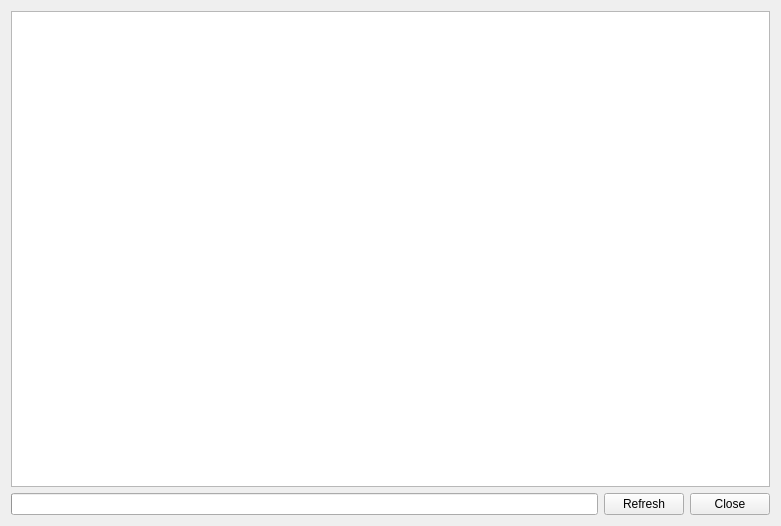
jsionr/audit-gui, file AuditGUI/src/layouts/logs.ui: the form before one commit.
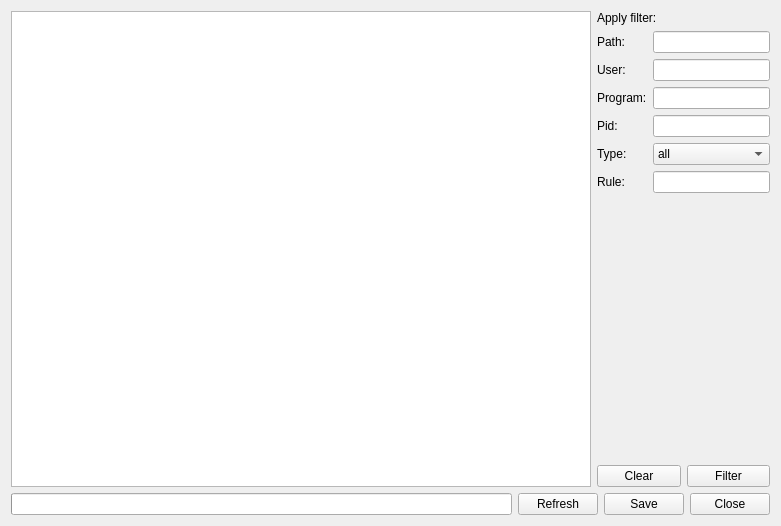
The form after the commit.

Patch:
```diff
--- a/AuditGUI/src/layouts/logs.ui
+++ b/AuditGUI/src/layouts/logs.ui
@@ -20,6 +20,12 @@
       <layout class="QVBoxLayout" name="verticalLayout_2">
        <item>
         <widget class="QTextEdit" name="logs">
+         <property name="minimumSize">
+          <size>
+           <width>580</width>
+           <height>0</height>
+          </size>
+         </property>
          <property name="readOnly">
           <bool>true</bool>
          </property>
@@ -27,6 +33,139 @@
        </item>
       </layout>
      </item>
+     <item>
+      <layout class="QVBoxLayout" name="verticalLayout">
+       <property name="sizeConstraint">
+        <enum>QLayout::SetDefaultConstraint</enum>
+       </property>
+       <item>
+        <widget class="QLabel" name="filterLab">
+         <property name="text">
+          <string>Apply filter:</string>
+         </property>
+         <property name="textFormat">
+          <enum>Qt::AutoText</enum>
+         </property>
+        </widget>
+       </item>
+       <item>
+        <layout class="QGridLayout" name="gridLayout">
+         <item row="0" column="2">
+          <widget class="QLineEdit" name="pathInput"/>
+         </item>
+         <item row="1" column="0">
+          <widget class="QLabel" name="userLab">
+           <property name="text">
+            <string>User:</string>
+           </property>
+          </widget>
+         </item>
+         <item row="1" column="2">
+          <widget class="QLineEdit" name="userInput"/>
+         </item>
+         <item row="3" column="0">
+          <widget class="QLabel" name="pidLab">
+           <property name="text">
+            <string>Pid:</string>
+           </property>
+          </widget>
+         </item>
+         <item row="3" column="2">
+          <widget class="QLineEdit" name="pidInput"/>
+         </item>
+         <item row="4" column="0">
+          <widget class="QLabel" name="typeLab">
+           <property name="text">
+            <string>Type:</string>
+           </property>
+          </widget>
+         </item>
+         <item row="4" column="2">
+          <widget class="QComboBox" name="typeBox">
+           <item>
+            <property name="text">
+             <string>all</string>
+            </property>
+           </item>
+           <item>
+            <property name="text">
+             <string>read</string>
+            </property>
+           </item>
+           <item>
+            <property name="text">
+             <string>write</string>
+            </property>
+           </item>
+           <item>
+            <property name="text">
+             <string>execute</string>
+            </property>
+           </item>
+          </widget>
+         </item>
+         <item row="5" column="0">
+          <widget class="QLabel" name="ruleLab">
+           <property name="text">
+            <string>Rule:</string>
+           </property>
+          </widget>
+         </item>
+         <item row="5" column="2">
+          <widget class="QLineEdit" name="ruleInput"/>
+         </item>
+         <item row="0" column="0">
+          <widget class="QLabel" name="pathLab">
+           <property name="text">
+            <string>Path:</string>
+           </property>
+          </widget>
+         </item>
+         <item row="2" column="0">
+          <widget class="QLabel" name="programLab">
+           <property name="text">
+            <string>Program:</string>
+           </property>
+          </widget>
+         </item>
+         <item row="2" column="2">
+          <widget class="QLineEdit" name="execInput"/>
+         </item>
+        </layout>
+       </item>
+       <item>
+        <spacer name="verticalSpacer">
+         <property name="orientation">
+          <enum>Qt::Vertical</enum>
+         </property>
+         <property name="sizeHint" stdset="0">
+          <size>
+           <width>20</width>
+           <height>40</height>
+          </size>
+         </property>
+        </spacer>
+       </item>
+       <item>
+        <layout class="QHBoxLayout" name="horizontalLayout_3">
+         <item>
+          <widget class="QPushButton" name="buttonClear">
+           <property name="text">
+            <string>Clear</string>
+           </property>
+          </widget>
+         </item>
+         <item>
+          <widget class="QPushButton" name="buttonFilter">
+           <property name="text">
+            <string>Filter</string>
+           </property>
+          </widget>
+         </item>
+        </layout>
+       </item>
+      </layout>
+     </item>
     </layout>
    </item>
    <item>
@@ -51,6 +190,13 @@
        </property>
       </widget>
      </item>
+     <item>
+      <widget class="QPushButton" name="buttonSave">
+       <property name="text">
+        <string>Save</string>
+       </property>
+      </widget>
+     </item>
      <item>
       <widget class="QPushButton" name="buttonClose">
        <property name="text">
```
